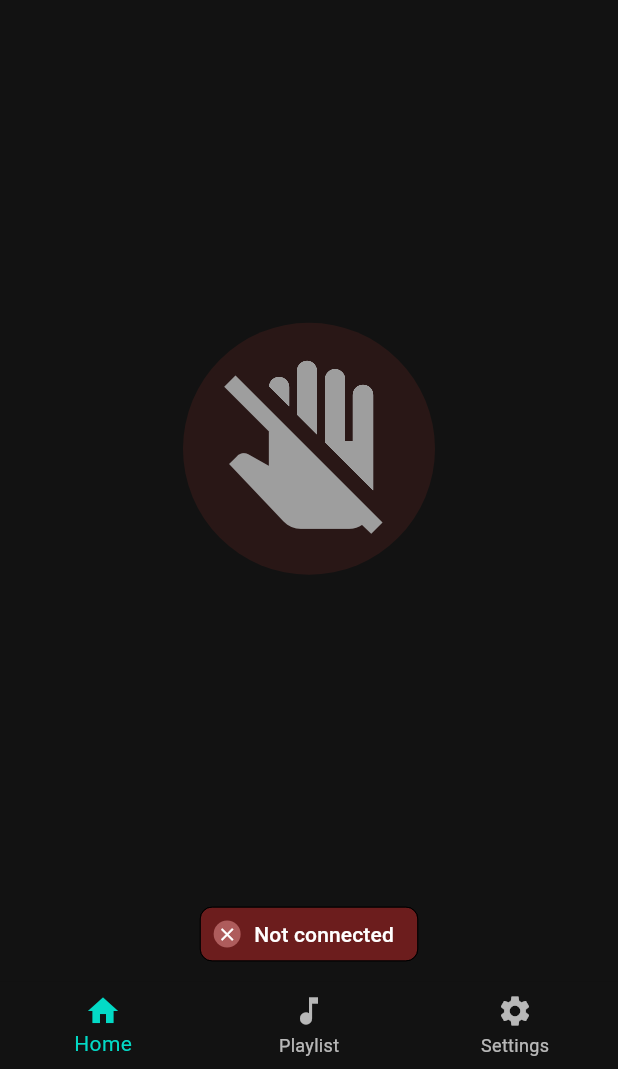
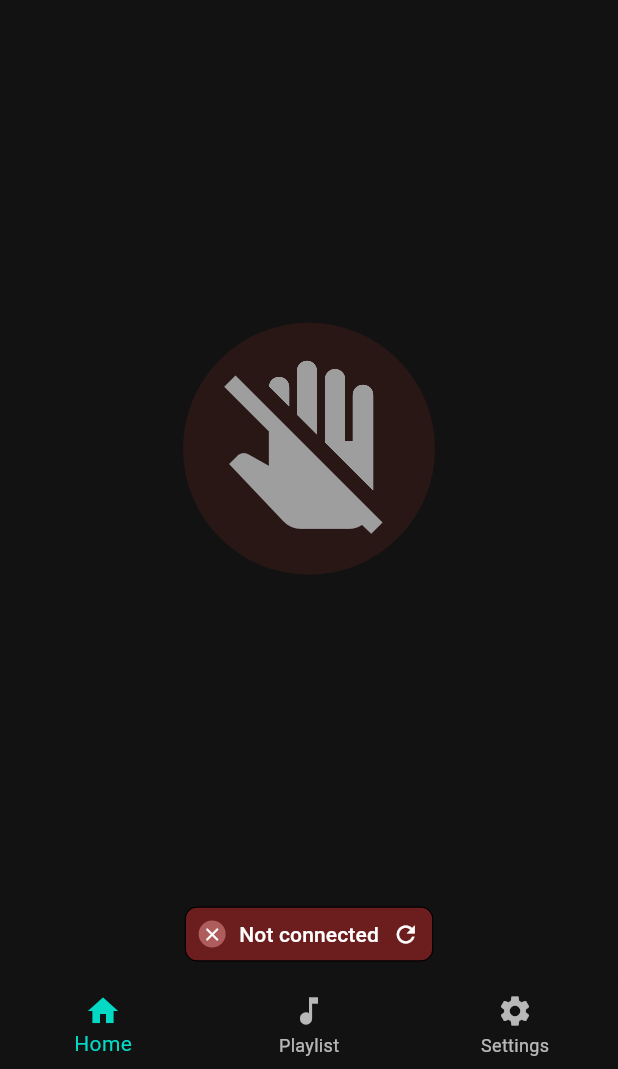
Before and after one commit to Arciiix/Handy, a Flutter app: the screen it shows after launch, on a phone screen of 412 x 824 dp, the part 167-1236 px from its top. Run offline on Flutter 3.47's test engine with Material 2 defaults, Android fonts, the light colour scheme and no system bars; drawn by our look-alikes of avatar_glow; our stand-ins replace go_router, hooks_riverpod, shared_preferences, socket_io_client; generated files the repository leaves out were written again; network calls fail.

Commit message:
A nice explosion animation on status change

```diff
--- a/mobile/assets/i18n/strings.i18n.json
+++ b/mobile/assets/i18n/strings.i18n.json
@@ -25,7 +25,8 @@
       "connected": "Connected",
       "disconnected": "Not connected"
     },
-    "see_preview": "See preview"
+    "see_preview": "See preview",
+    "try_to_reconnect": "Try to reconnect"
   },
   "playlist": {
     "not_connected_dialog": {
--- a/mobile/assets/i18n/strings_pl.i18n.json
+++ b/mobile/assets/i18n/strings_pl.i18n.json
@@ -25,7 +25,8 @@
       "connected": "Połączono",
       "disconnected": "Nie połączono"
     },
-    "see_preview": "Zobacz podgląd"
+    "see_preview": "Zobacz podgląd",
+    "try_to_reconnect": "Try to reconnect"
   },
   "playlist": {
     "not_connected_dialog": {
--- a/mobile/lib/components/control/control.dart
+++ b/mobile/lib/components/control/control.dart
@@ -4,6 +4,7 @@ import "package:handy/components/loading_dialog/loading_dialog.dart";
 import "package:handy/gen/strings.g.dart";
 import 'package:avatar_glow/avatar_glow.dart';
 import "package:handy/providers/current_state_provider.dart";
+import "package:handy/providers/socket_provider.dart";
 import "package:handy/types/state.dart";
 import "package:hooks_riverpod/hooks_riverpod.dart";
 
@@ -15,6 +16,8 @@ class Control extends ConsumerStatefulWidget {
 }
 
 class ControlState extends ConsumerState<Control> {
+  double deviceHeight = 1000;
+
   void toggleControl() async {
     var state = ref.read(currentStateProvider);
 
@@ -28,11 +31,41 @@ class ControlState extends ConsumerState<Control> {
     context.push("/preview");
   }
 
+  void reconnect() {
+    ref.read(socketClientProvider).connect();
+  }
+
+  @override
+  void initState() {
+    super.initState();
+
+    WidgetsBinding.instance.addPostFrameCallback((_) {
+      setState(() {
+        deviceHeight = MediaQuery.of(context).size.height;
+      });
+    });
+  }
+
   @override
   Widget build(BuildContext context) {
     CurrentState state = ref.watch(currentStateProvider);
 
-    return Padding(
+    return Stack(
+      fit: StackFit.expand,
+      children: [
+        Center(
+          child: AnimatedContainer(
+            decoration: BoxDecoration(
+                color: Colors.blue.withOpacity(0.1),
+                borderRadius: BorderRadius.circular(
+                    state.isEnabled ? 0 : (deviceHeight + 200))),
+            width: state.isEnabled ? (deviceHeight + 200) : 0,
+            height: state.isEnabled ? (deviceHeight + 200) : 0,
+            duration: const Duration(milliseconds: 300),
+            curve: Curves.easeInExpo,
+          ),
+        ),
+        Padding(
           padding: const EdgeInsets.all(8.0),
           child: Column(
             mainAxisSize: MainAxisSize.max,
@@ -71,7 +104,7 @@ class ControlState extends ConsumerState<Control> {
                       )),
                 ),
               ),
-          if (state.isConnected)
+              if (state.isConnected && state.isEnabled)
                 ElevatedButton.icon(
                     onPressed: navigateToPreview,
                     icon: const Icon(Icons.remove_red_eye_outlined),
@@ -84,8 +117,9 @@ class ControlState extends ConsumerState<Control> {
                   padding: const EdgeInsets.all(2),
                   decoration: BoxDecoration(
                       borderRadius: BorderRadius.circular(20),
-                  color:
-                      (state.isConnected ? Colors.teal[300] : Colors.red[200])!
+                      color: (state.isConnected
+                              ? Colors.teal[300]
+                              : Colors.red[200])!
                           .withOpacity(0.5)),
                   child: Icon(state.isConnected ? Icons.check : Icons.close,
                       color: Colors.white, size: 14),
@@ -93,10 +127,16 @@ class ControlState extends ConsumerState<Control> {
                 backgroundColor: (state.isConnected
                     ? Colors.teal[900]
                     : Colors.red[800]!.withOpacity(0.5)),
+                deleteIcon:
+                    !state.isConnected ? const Icon(Icons.refresh) : null,
+                onDeleted: !state.isConnected ? reconnect : null,
+                deleteButtonTooltipMessage: t.control.try_to_reconnect,
                 side: const BorderSide(width: 0),
               )
             ],
           ),
+        )
+      ],
     );
   }
 }
```
Also changed, not shown: mobile/lib/gen/strings.g.dart. Lines whose indentation alone changed are shown as unchanged.
